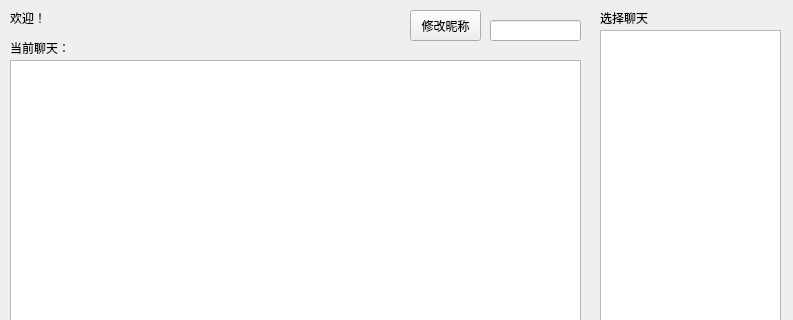
Old version of the form ui.ui in the repository danlidan/socket_project; both pictures show x 0 to 793 and y 0 to 320 of the 793 by 620 pixel window.
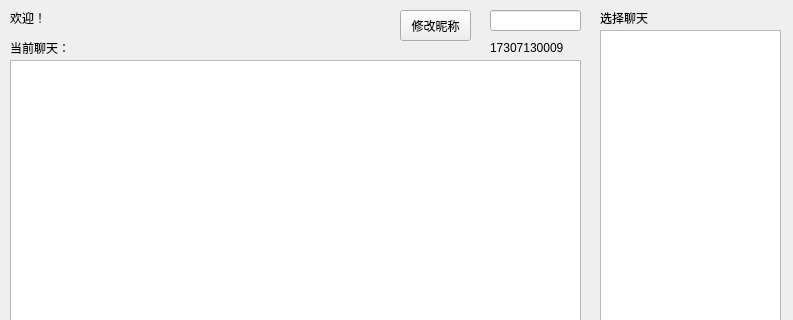
New version of the form.

```diff
--- a/ui.ui
+++ b/ui.ui
@@ -39,7 +39,7 @@
      <rect>
       <x>10</x>
       <y>40</y>
-      <width>561</width>
+      <width>471</width>
       <height>16</height>
      </rect>
     </property>
@@ -101,8 +101,8 @@
      <rect>
       <x>10</x>
       <y>10</y>
-      <width>72</width>
-      <height>15</height>
+      <width>371</width>
+      <height>16</height>
      </rect>
     </property>
     <property name="text">
@@ -112,7 +112,7 @@
    <widget class="QPushButton" name="pushButton">
     <property name="geometry">
      <rect>
-      <x>410</x>
+      <x>400</x>
       <y>10</y>
       <width>71</width>
       <height>31</height>
@@ -126,12 +126,25 @@
     <property name="geometry">
      <rect>
       <x>490</x>
-      <y>20</y>
+      <y>10</y>
       <width>91</width>
       <height>21</height>
      </rect>
     </property>
    </widget>
+   <widget class="QLabel" name="label_change">
+    <property name="geometry">
+     <rect>
+      <x>490</x>
+      <y>40</y>
+      <width>101</width>
+      <height>16</height>
+     </rect>
+    </property>
+    <property name="text">
+     <string>17307130009</string>
+    </property>
+   </widget>
   </widget>
   <widget class="QMenuBar" name="menubar">
    <property name="geometry">
```
Left out of the diff: 2 changed lines with no effect on the pictures.
